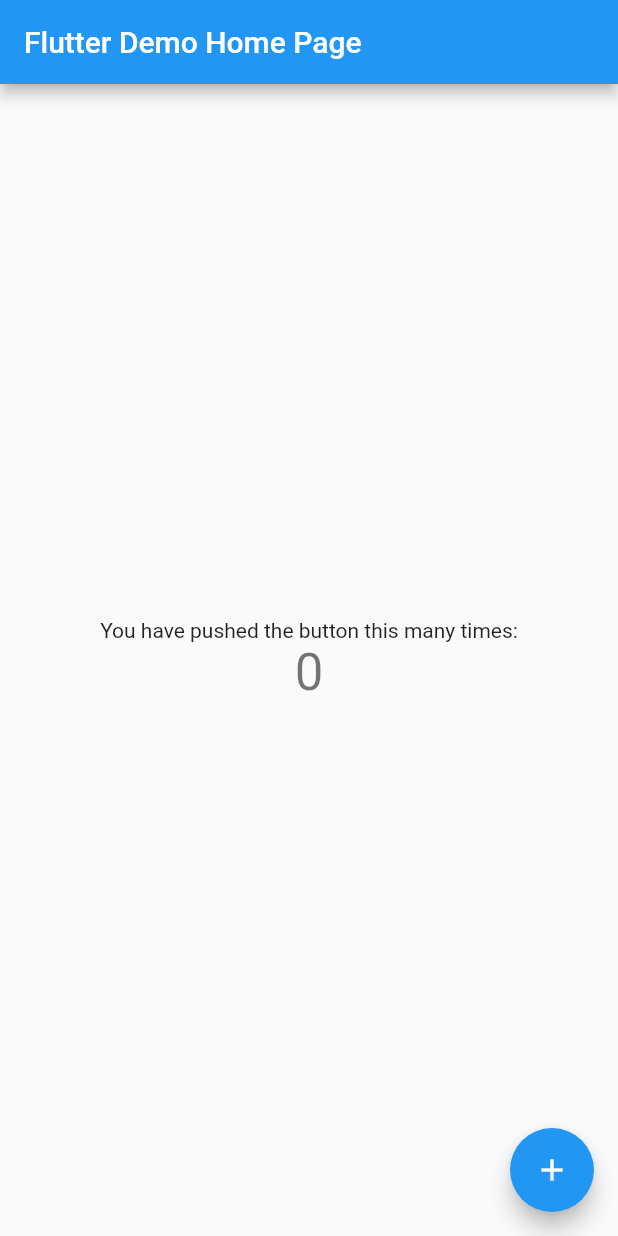
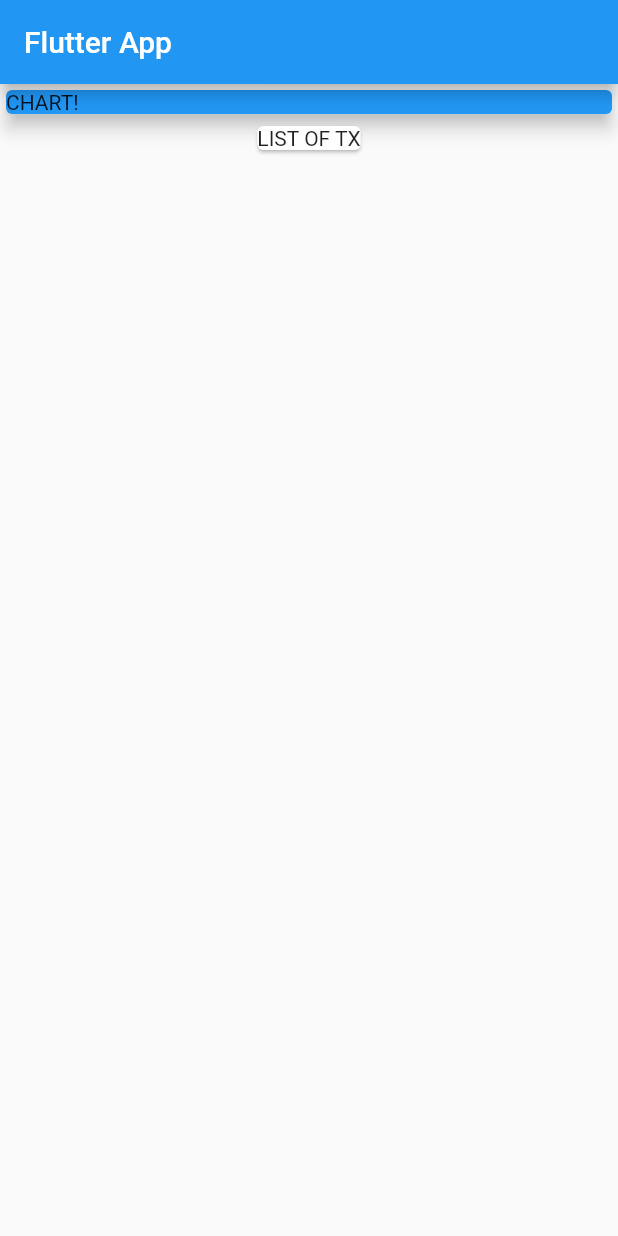
Before and after one commit to BVSathyaRakesh/expend-analyser, a Flutter app: the screen it shows after launch, on a phone screen of 412 x 824 dp. Run offline on Flutter 3.47's test engine with Material 2 defaults, Android fonts, the phone set to English and light mode, and no system bars.

Commit message:
changes for charts

```diff
--- a/lib/main.dart
+++ b/lib/main.dart
@@ -1,113 +1,38 @@
 import 'package:flutter/material.dart';
 
-void main() {
-  runApp(MyApp());
-}
+void main() => runApp(MyApp());
 
 class MyApp extends StatelessWidget {
-  // This widget is the root of your application.
   @override
   Widget build(BuildContext context) {
     return MaterialApp(
-      title: 'Flutter Demo',
-      theme: ThemeData(
-        // This is the theme of your application.
-        //
-        // Try running your application with "flutter run". You'll see the
-        // application has a blue toolbar. Then, without quitting the app, try
-        // changing the primarySwatch below to Colors.green and then invoke
-        // "hot reload" (press "r" in the console where you ran "flutter run",
-        // or simply save your changes to "hot reload" in a Flutter IDE).
-        // Notice that the counter didn't reset back to zero; the application
-        // is not restarted.
-        primarySwatch: Colors.blue,
-      ),
-      home: MyHomePage(title: 'Flutter Demo Home Page'),
+      home: MyHomePage(),
     );
   }
 }
 
-class MyHomePage extends StatefulWidget {
-  MyHomePage({Key key, this.title}) : super(key: key);
-
-  // This widget is the home page of your application. It is stateful, meaning
-  // that it has a State object (defined below) that contains fields that affect
-  // how it looks.
-
-  // This class is the configuration for the state. It holds the values (in this
-  // case the title) provided by the parent (in this case the App widget) and
-  // used by the build method of the State. Fields in a Widget subclass are
-  // always marked "final".
-
-  final String title;
-
-  @override
-  _MyHomePageState createState() => _MyHomePageState();
-}
-
-class _MyHomePageState extends State<MyHomePage> {
-  int _counter = 0;
-
-  void _incrementCounter() {
-    setState(() {
-      // This call to setState tells the Flutter framework that something has
-      // changed in this State, which causes it to rerun the build method below
-      // so that the display can reflect the updated values. If we changed
-      // _counter without calling setState(), then the build method would not be
-      // called again, and so nothing would appear to happen.
-      _counter++;
-    });
-  }
-
+class MyHomePage extends StatelessWidget {
   @override
   Widget build(BuildContext context) {
-    // This method is rerun every time setState is called, for instance as done
-    // by the _incrementCounter method above.
-    //
-    // The Flutter framework has been optimized to make rerunning build methods
-    // fast, so that you can just rebuild anything that needs updating rather
-    // than having to individually change instances of widgets.
     return Scaffold(
       appBar: AppBar(
-        // Here we take the value from the MyHomePage object that was created by
-        // the App.build method, and use it to set our appbar title.
-        title: Text(widget.title),
+        title: Text('Flutter App'),
       ),
-      body: Center(
-        // Center is a layout widget. It takes a single child and positions it
-        // in the middle of the parent.
-        child: Column(
-          // Column is also a layout widget. It takes a list of children and
-          // arranges them vertically. By default, it sizes itself to fit its
-          // children horizontally, and tries to be as tall as its parent.
-          //
-          // Invoke "debug painting" (press "p" in the console, choose the
-          // "Toggle Debug Paint" action from the Flutter Inspector in Android
-          // Studio, or the "Toggle Debug Paint" command in Visual Studio Code)
-          // to see the wireframe for each widget.
-          //
-          // Column has various properties to control how it sizes itself and
-          // how it positions its children. Here we use mainAxisAlignment to
-          // center the children vertically; the main axis here is the vertical
-          // axis because Columns are vertical (the cross axis would be
-          // horizontal).
-          mainAxisAlignment: MainAxisAlignment.center,
-          children: <Widget>[
-            Text(
-              'You have pushed the button this many times:',
+      body: Column(
+        children: <Widget>[
+          Container(
+            width: double.infinity,
+            child: Card(
+              color: Colors.blue,
+              child: Text('CHART!'),
+              elevation: 5,
             ),
-            Text(
-              '$_counter',
-              style: Theme.of(context).textTheme.headline4,
-            ),
-          ],
-        ),
+          ),
+          Card(
+            child: Text('LIST OF TX'),
+          ),
+        ],
       ),
-      floatingActionButton: FloatingActionButton(
-        onPressed: _incrementCounter,
-        tooltip: 'Increment',
-        child: Icon(Icons.add),
-      ), // This trailing comma makes auto-formatting nicer for build methods.
     );
   }
 }
```
